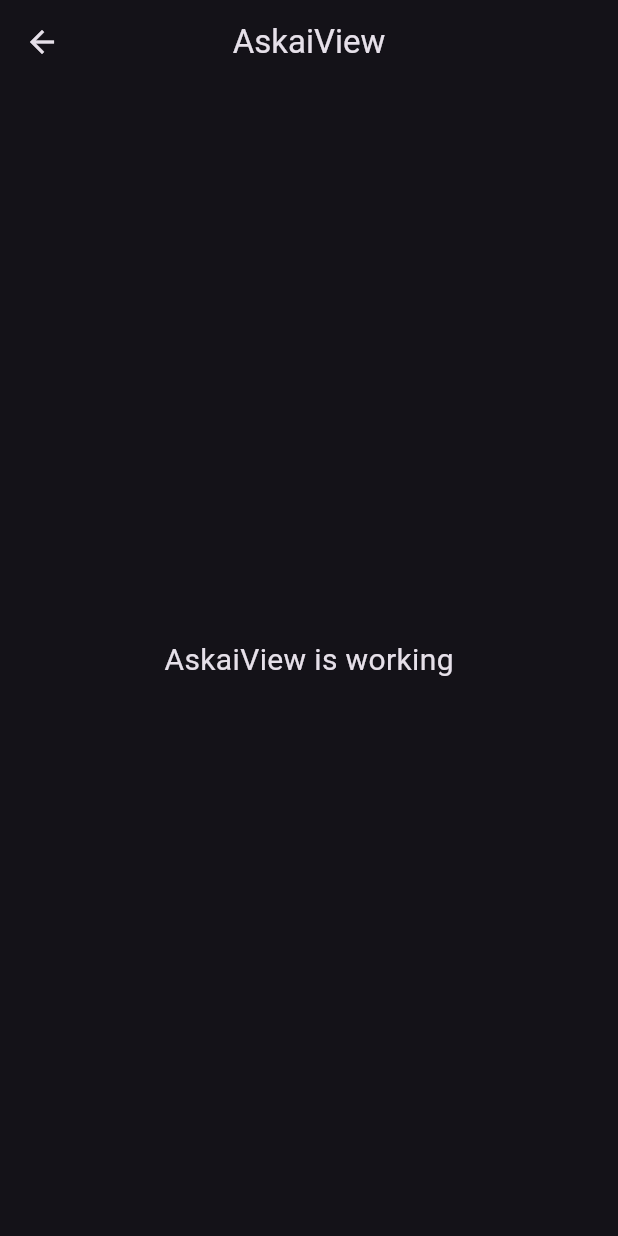
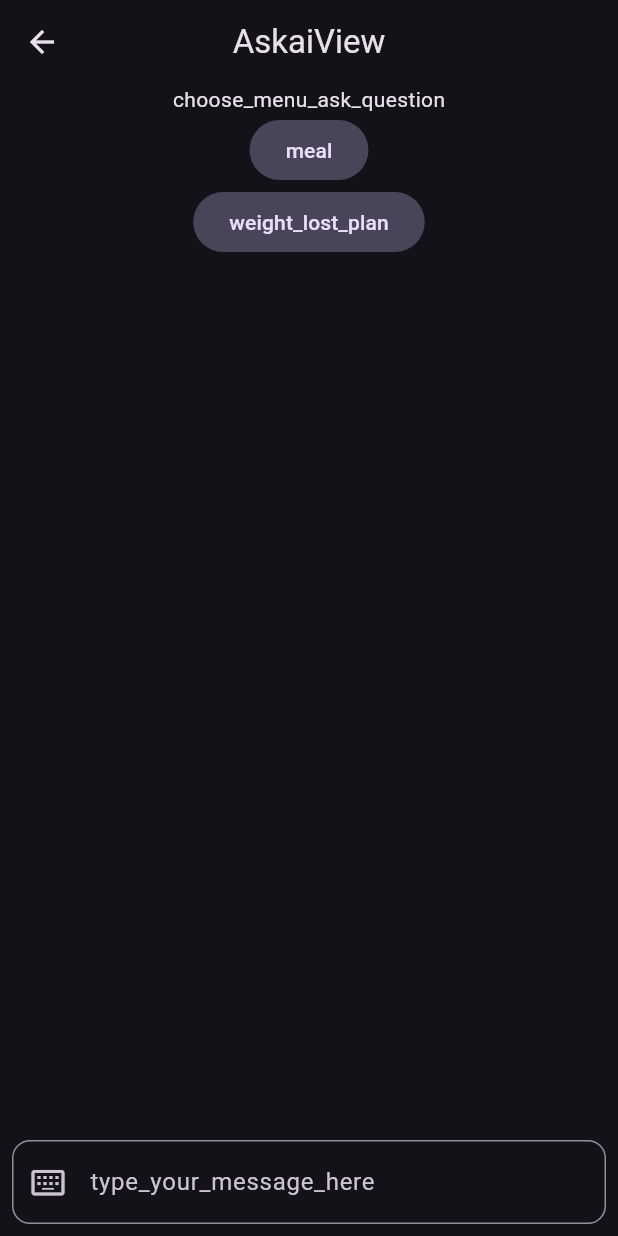
Before and after one commit to anoochit/phr_ng, a Flutter app: the AskaiView screen opened by its route, on a phone screen of 412 x 824 dp. Run offline on Flutter 3.47's test engine with Material 3 defaults, Android fonts, the light colour scheme and no system bars; our stand-ins replace flutter_markdown, font_awesome_flutter, gap, get, image_gallery_saver, image_picker and 5 more; accounts and stored records are empty; generated files the repository leaves out were written again; network calls fail.

Commit message:
add ask ai

```diff
--- /dev/null
+++ b/lib/app/data/models/chat_message.dart
@@ -0,0 +1,12 @@
+class ChatMessage {
+  final String message;
+  final ChatMessageType type;
+
+  ChatMessage({required this.message, required this.type});
+}
+
+enum ChatMessageType {
+  system,
+  user,
+  menu,
+}
--- a/lib/app/modules/askai/controllers/askai_controller.dart
+++ b/lib/app/modules/askai/controllers/askai_controller.dart
@@ -1,5 +1,121 @@
+import 'dart:developer';
+
+import 'package:flutter/material.dart';
 import 'package:get/get.dart';
+import 'package:phr/app/controllers/app_controller.dart';
+import 'package:phr/app/data/models/chat_message.dart';
+import 'package:web_socket_channel/web_socket_channel.dart';
 
 class AskaiController extends GetxController {
-  //
+  // message
+  RxList<ChatMessage> messages = <ChatMessage>[].obs;
+
+  // menu
+  List<String> promptMenuButtons = [
+    'meal',
+    'weight_lost_plan',
+  ];
+
+  ScrollController scrollController = ScrollController();
+
+  late WebSocketChannel channel;
+
+  @override
+  void onInit() {
+    super.onInit();
+    // add memnu message
+    addMenuToChatMessage();
+    // websocket stream listener
+    addStreamListener();
+  }
+
+  @override
+  void onClose() {
+    super.onClose();
+    channel.sink.close();
+  }
+
+  // add menu to chat message
+  void addMenuToChatMessage() {
+    messages.add(ChatMessage(message: '/menu', type: ChatMessageType.menu));
+  }
+
+  // ask ai
+  void askai({ChatMessage? menu, required ChatMessage question}) {
+    //
+    final messageContext = buildMessageContext();
+
+    String prompt = '';
+
+    if (menu != null) {
+      messages.add(menu);
+    } else {
+      messages.add(question);
+    }
+
+    prompt = '${question.message} ${'health_info'.trParams({
+          "context": messageContext
+        })}';
+
+    log(prompt);
+
+    // sent prompt to server
+    try {
+      channel.sink.add(prompt);
+      scrollDown();
+    } catch (e) {
+      Get.snackbar('error'.tr, '$e');
+    }
+  }
+
+  // stream listener
+  void addStreamListener() {
+    try {
+      //
+      final uri = Uri.parse("ws://10.0.2.2:8080/ws");
+      channel = WebSocketChannel.connect(uri);
+
+      // listen stream
+      channel.stream.listen((data) {
+        String content = '$data';
+        if (messages.last.type == ChatMessageType.system) {
+          messages.last = ChatMessage(
+            message: messages.last.message + content,
+            type: ChatMessageType.system,
+          );
+        } else {
+          messages.add(
+            ChatMessage(message: content, type: ChatMessageType.system),
+          );
+        }
+
+        scrollDown();
+      });
+    } catch (e) {
+      //
+      Get.snackbar('error'.tr, '$e');
+    }
+  }
+
+  void scrollDown() {
+    scrollController.animateTo(
+      scrollController.position.maxScrollExtent,
+      curve: Curves.bounceInOut,
+      duration: const Duration(seconds: 1),
+    );
+  }
+
+  String buildMessageContext() {
+    AppController appController = Get.find<AppController>();
+
+    final bmiStatus = appController.listBMI.last.status.name;
+    final bloodPressureStatus =
+        appController.listBloodPressure.last.status.name;
+    final bloodGlucoseStatus = appController.listGlucose.last.status.name;
+
+    final message =
+        '${bmiStatus.tr}, ${bloodPressureStatus.tr}, ${bloodGlucoseStatus.tr}';
+
+    return message;
+  }
 }
--- a/lib/app/modules/askai/views/askai_view.dart
+++ b/lib/app/modules/askai/views/askai_view.dart
@@ -1,22 +1,85 @@
 import 'package:flutter/material.dart';
+import 'package:flutter_markdown/flutter_markdown.dart';
 
 import 'package:get/get.dart';
+import 'package:phr/app/data/models/chat_message.dart';
 
 import '../controllers/askai_controller.dart';
+import 'prompt_menu_view.dart';
 
 class AskaiView extends GetView<AskaiController> {
   const AskaiView({super.key});
   @override
   Widget build(BuildContext context) {
-    return Scaffold(
-      appBar: AppBar(
-        title: const Text('AskaiView'),
-        centerTitle: true,
-      ),
-      body: const Center(
-        child: Text(
-          'AskaiView is working',
-          style: TextStyle(fontSize: 20),
+    return GestureDetector(
+      onTap: () => FocusManager.instance.primaryFocus?.unfocus(),
+      child: Scaffold(
+        appBar: AppBar(
+          title: const Text('AskaiView'),
+          centerTitle: true,
+        ),
+        body: Column(
+          children: [
+            // list message
+            Expanded(
+              child: Obx(
+                () => ListView.builder(
+                  controller: controller.scrollController,
+                  itemCount: controller.messages.length,
+                  itemBuilder: (BuildContext context, int index) {
+                    final item = controller.messages[index];
+                    final type = item.type;
+                    final content = item.message;
+                    // show message
+                    switch (type) {
+                      case ChatMessageType.menu:
+                        // menu
+                        return PromptMenuView();
+
+                      case ChatMessageType.system:
+                        // system message
+                        return ListTile(
+                          titleAlignment: ListTileTitleAlignment.top,
+                          leading: Icon(Icons.smart_toy_outlined),
+                          title: MarkdownBody(data: content),
+                        );
+
+                      default:
+                        // user message
+                        return ListTile(
+                          leading: Icon(Icons.account_circle_outlined),
+                          titleAlignment: ListTileTitleAlignment.top,
+                          title: Text(content),
+                        );
+                    }
+                  },
+                ),
+              ),
+            ),
+
+            // inputbox
+            Flexible(
+              flex: 0,
+              child: Padding(
+                padding: const EdgeInsets.all(8.0),
+                child: TextFormField(
+                  decoration: InputDecoration(
+                    border: OutlineInputBorder(
+                      borderRadius: BorderRadius.circular(12.0),
+                    ),
+                    prefixIcon: Icon(Icons.keyboard_alt_outlined),
+                    hintText: 'type_your_message_here'.tr,
+                  ),
+                  onFieldSubmitted: (value) {
+                    // ask ai
+                    controller.askai(
+                        question: ChatMessage(
+                            message: value, type: ChatMessageType.user));
+                  },
+                ),
+              ),
+            ),
+          ],
         ),
       ),
     );
--- /dev/null
+++ b/lib/app/modules/askai/views/prompt_menu_view.dart
@@ -0,0 +1,38 @@
+import 'package:flutter/material.dart';
+
+import 'package:get/get.dart';
+import 'package:phr/app/data/models/chat_message.dart';
+import 'package:phr/app/modules/askai/controllers/askai_controller.dart';
+
+class PromptMenuView extends GetView<AskaiController> {
+  const PromptMenuView({super.key});
+  @override
+  Widget build(BuildContext context) {
+    return Column(children: [
+      // text
+      Text('choose_menu_ask_question'.tr),
+      // button
+      Column(
+        children: List.generate(controller.promptMenuButtons.length, (index) {
+          final title = controller.promptMenuButtons[index];
+          // button
+          return FilledButton.tonal(
+            onPressed: () {
+              // ask ai
+              final question =
+                  '${controller.promptMenuButtons[index]}_prompt'.tr;
+
+              controller.askai(
+                menu:
+                    ChatMessage(message: title.tr, type: ChatMessageType.user),
+                question:
+                    ChatMessage(message: question, type: ChatMessageType.user),
+              );
+            },
+            child: Text(title.tr),
+          );
+        }),
+      ),
+    ]);
+  }
+}
--- a/pubspec.yaml
+++ b/pubspec.yaml
@@ -10,6 +10,7 @@ dependencies:
   dynamic_color: ^1.7.0
   flutter:
     sdk: flutter
+  flutter_markdown: ^0.7.2+1
   font_awesome_flutter: ^10.7.0
   gap: ^3.0.1
   get: 4.6.6
@@ -26,6 +27,7 @@ dependencies:
   screenshot: ^3.0.0
   share_plus: ^9.0.0
   syncfusion_flutter_charts: ^25.2.6
+  web_socket_channel: ^3.0.0
 
 dev_dependencies:
   analyzer: null
```
Also changed, not shown: lib/generated/locales.g.dart, pubspec.lock, 7 other files.
